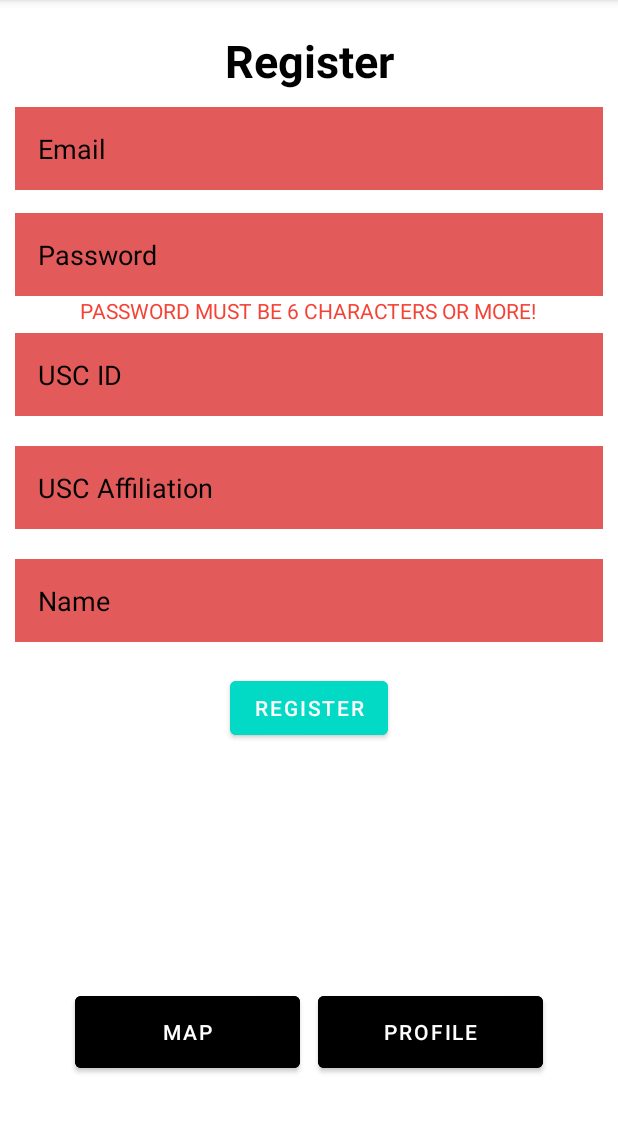
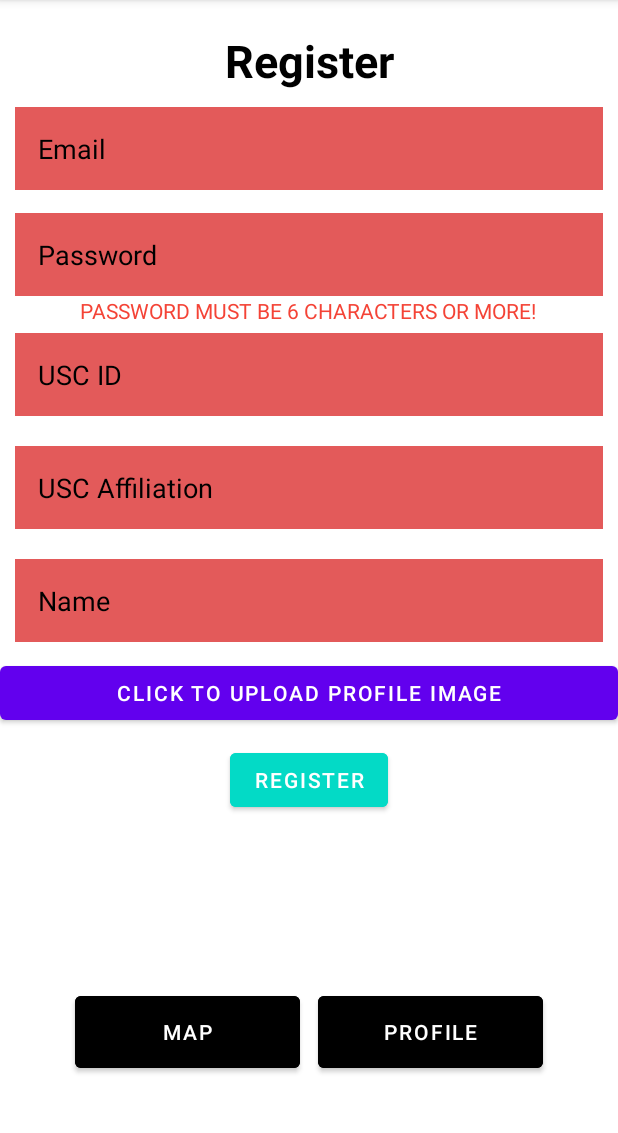
Before and after one commit to ijpark803/TakeASeat, an Android app: the fragment Register placed in its activity, on a phone screen of 412 x 824 dp, the part 84-1217 px from its top. Run offline under Robolectric (Android 15) with nearby library versions, the phone set to English and light mode, and no system bars; our stand-ins replace Firebase (no records; nobody signed in at launch, a user with empty details on screens opened directly); libraries missing offline, so code that uses them is left out: com.google.maps.android.

```diff
--- a/app/build.gradle
+++ b/app/build.gradle
@@ -38,9 +38,13 @@ dependencies {
 
     implementation 'com.google.firebase:firebase-database:20.3.0'
     implementation 'com.google.firebase:firebase-auth:22.2.0'
+    implementation 'com.google.firebase:firebase-storage:20.3.0'
     //implementation 'com.google.firebase:firebase-auth:22.2.0'
     testImplementation 'junit:junit:4.13.2'
     androidTestImplementation 'androidx.test.ext:junit:1.1.5'
     androidTestImplementation 'androidx.test.espresso:espresso-core:3.5.1'
 
+    implementation 'com.github.bumptech.glide:glide:4.12.0'
+    annotationProcessor 'com.github.bumptech.glide:compiler:4.12.0'
+
 }
--- a/app/src/main/AndroidManifest.xml
+++ b/app/src/main/AndroidManifest.xml
@@ -1,6 +1,8 @@
 <?xml version="1.0" encoding="utf-8"?>
 <manifest xmlns:android="http://schemas.android.com/apk/res/android"
     xmlns:tools="http://schemas.android.com/tools">
+
+    <uses-permission android:name="android.permission.READ_EXTERNAL_STORAGE" />
 
     <application
         android:allowBackup="true"
--- a/app/src/main/java/com/example/takeaseat/Register.java
+++ b/app/src/main/java/com/example/takeaseat/Register.java
@@ -1,22 +1,40 @@
 package com.example.takeaseat;
 
+import static android.app.Activity.RESULT_OK;
+
+import android.app.ProgressDialog;
+import android.content.Intent;
+import android.graphics.Bitmap;
+import android.net.Uri;
 import android.os.Bundle;
 
+import androidx.activity.result.ActivityResultLauncher;
+import androidx.activity.result.contract.ActivityResultContracts;
 import androidx.fragment.app.Fragment;
 import androidx.fragment.app.FragmentManager;
 import androidx.fragment.app.FragmentTransaction;
 
+import android.provider.MediaStore;
+import android.util.Log;
 import android.view.LayoutInflater;
 import android.view.View;
 import android.view.ViewGroup;
 import android.widget.Button;
 import android.widget.EditText;
+import android.widget.Toast;
 
+import com.google.android.gms.tasks.OnFailureListener;
+import com.google.android.gms.tasks.OnSuccessListener;
 import com.google.firebase.auth.FirebaseAuth;
 import com.google.firebase.database.DatabaseReference;
 import com.google.firebase.database.FirebaseDatabase;
+import com.google.firebase.storage.FirebaseStorage;
+import com.google.firebase.storage.OnProgressListener;
+import com.google.firebase.storage.StorageReference;
+import com.google.firebase.storage.UploadTask;
 
 import java.util.HashMap;
+import java.util.UUID;
 
 /**
  * A simple {@link Fragment} subclass.
@@ -33,9 +51,13 @@ public class Register extends Fragment {
     private String mParam1;
     private String mParam2;
     private EditText name, email, password, affiliation, id;
+    public Uri photourl;
     private FirebaseAuth mAuth;
     private DatabaseReference mDatabase;
     public MainActivity ma;
+
+    private ActivityResultLauncher<Intent> pickImageLauncher;
+    private StorageReference storageReference;
 
     public Register() {
         // Constructor
@@ -59,6 +81,8 @@ public class Register extends Fragment {
         }
         mAuth = FirebaseAuth.getInstance();
         mDatabase = FirebaseDatabase.getInstance().getReference();
+        storageReference = FirebaseStorage.getInstance().getReference();
+
     }
 
     @Override
@@ -79,6 +103,25 @@ public class Register extends Fragment {
             }
         });
         ma = (MainActivity) getActivity();
+
+        pickImageLauncher = registerForActivityResult(
+                new ActivityResultContracts.StartActivityForResult(),
+                result -> {
+                    if (result.getResultCode() == RESULT_OK && result.getData() != null) {
+                        Uri imageUri = result.getData().getData();
+                        photourl = imageUri;
+                    }
+                });
+
+        // Trigger image upload when a button is clicked (you need to create this button in your layout)
+        Button uploadButton = view.findViewById(R.id.btnUpload);
+        uploadButton.setOnClickListener(v -> {
+            Intent intent = new Intent(Intent.ACTION_PICK, MediaStore.Images.Media.EXTERNAL_CONTENT_URI);
+            pickImageLauncher.launch(intent);
+        });
+
+
+
         return view;
     }
 
@@ -99,7 +142,8 @@ public class Register extends Fragment {
                 false,
                 id.getText().toString(),
                 affiliation.getText().toString(),
-                reservations
+                reservations,
+                photourl.toString()
         );
         ma.currentUser = user;
         mDatabase.child("users").child(email.getText().toString().replace(".","_")).setValue(user);
@@ -116,4 +160,6 @@ public class Register extends Fragment {
         fragmentTransaction.commit();
 
     }
-}
+
+
+    }
--- a/app/src/main/java/com/example/takeaseat/User.java
+++ b/app/src/main/java/com/example/takeaseat/User.java
@@ -1,4 +1,6 @@
 package com.example.takeaseat;
+
+import android.net.Uri;
 
 import java.util.HashMap;
 import java.util.Map;
@@ -14,7 +16,7 @@ public class User {
     //public Vector<Reservation> seatHistory = new Vector<Reservation>();
     public HashMap<String, Boolean> reservations; // <reservation id, reserved true/false>
 
-    //    public String photoName;
+        public String photoName;
     public String uscAffiliation;
 
     public User()
@@ -27,9 +29,10 @@ public class User {
         activeReservation = false;
         reservations = new HashMap<>();
         uscAffiliation = "";
+        photoName = "";
     }
 
-    public User(String email, String name, String password, Boolean active, String uscID, String uscAffiliation, HashMap<String, Boolean> reservations) {
+    public User(String email, String name, String password, Boolean active, String uscID, String uscAffiliation, HashMap<String, Boolean> reservations, String photourl) {
         this.email = email;
         this.name = name;
         this.password = password;
@@ -37,6 +40,7 @@ public class User {
         this.activeReservation = active;
         this.reservations = reservations;
         this.uscAffiliation = uscAffiliation;
+        this.photoName = photourl;
     }
 
 
@@ -80,10 +84,7 @@ public class User {
     {
         return uscAffiliation;
     }
-//    public String getPhotoName()
-//    {
-//        return photoName;
-//    }
+
 
     public HashMap<String, Boolean> getReservations() {
         return reservations;
@@ -92,4 +93,8 @@ public class User {
     public void setReservations(HashMap<String, Boolean> reservations) {
         this.reservations = reservations;
     }
+
+    public String getPhotoName(){
+         return photoName;
+    }
 }
--- a/app/src/main/res/layout/fragment_register.xml
+++ b/app/src/main/res/layout/fragment_register.xml
@@ -106,11 +106,20 @@
         android:textColor="@color/black"
         android:textColorHint="@color/black"/>
 
+
+    <Button
+        android:id="@+id/btnUpload"
+        android:text="Click to Upload Profile Image"
+        android:layout_width="match_parent"
+        android:layout_height="wrap_content"
+        android:layout_below="@+id/name"
+  />
+
     <com.google.android.material.button.MaterialButton
         android:id="@+id/registerbtn"
         android:layout_width="wrap_content"
         android:layout_height="wrap_content"
-        android:layout_below="@id/name"
+        android:layout_below="@id/btnUpload"
         android:layout_centerHorizontal="true"
         android:layout_margin="10dp"
         android:layout_marginStart="20dp"
@@ -122,4 +131,5 @@
 
 
 
+
 </RelativeLayout>
```
Also changed, not shown: app/src/main/java/com/example/takeaseat/ProfileView.java (+10 -1 lines).
